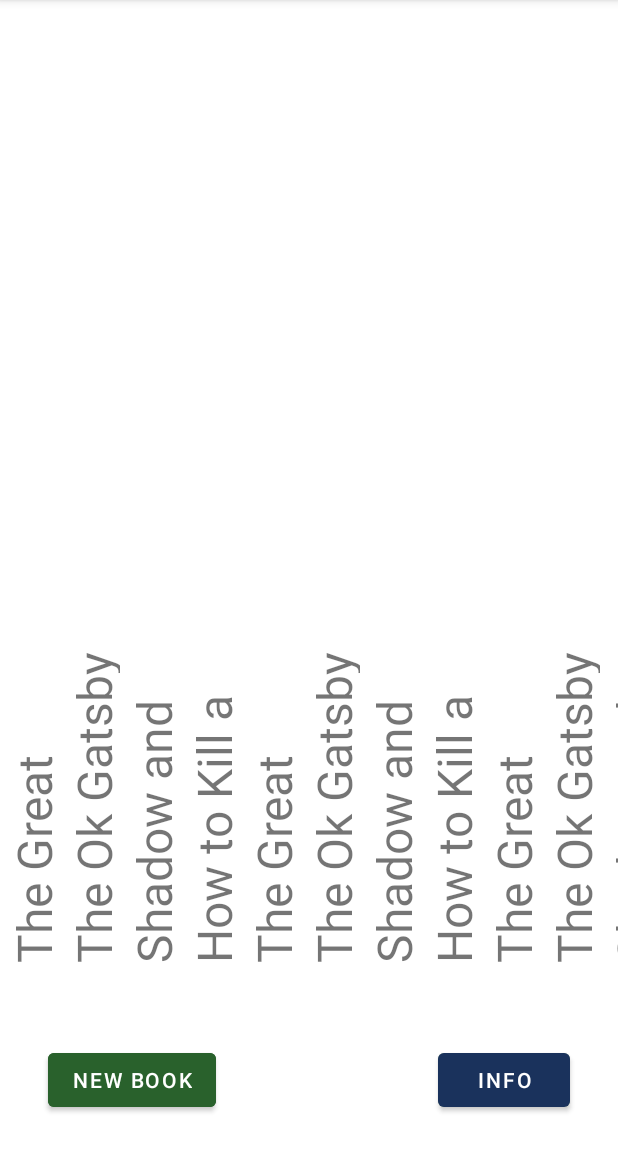
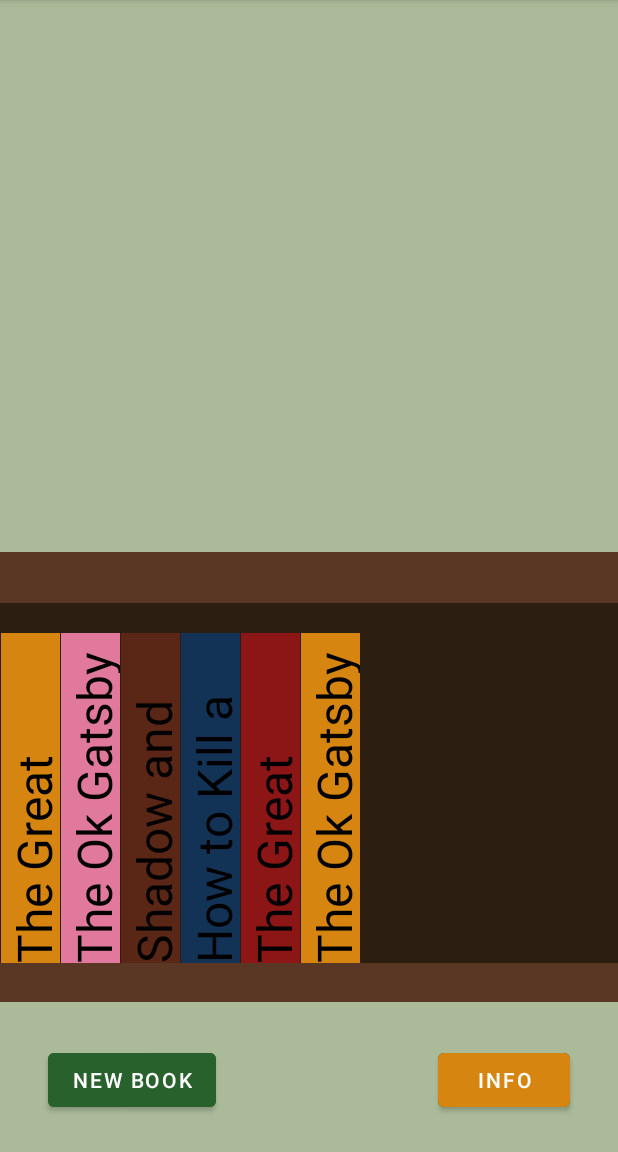
Before and after one commit to EmmaBelle13/Digital_Library, an Android app: the screen it shows after launch (MainActivity), after a tap on "INFO", on a phone screen of 412 x 824 dp, the part 84-1236 px from its top. Run offline under Robolectric (Android 15) with nearby library versions, the phone set to English and light mode, and no system bars; our stand-ins replace Firebase (no records; nobody signed in at launch, a user with empty details on screens opened directly); 1 statement that could not run was skipped; 1 other tap on this screen came first.

Commit message:
Fixed the colors

```diff
--- a/app/src/main/java/com/example/digitallibrary/Book.kt
+++ b/app/src/main/java/com/example/digitallibrary/Book.kt
@@ -1,4 +1,6 @@
 package com.example.digitallibrary
 
- data class Book (var title: String, var author: String, var color: String, var bookHeight: Int, var summary: String) {
+import android.graphics.Color
+
+data class Book(var title: String, var author: String, var color: Int, var bookHeight: Int, var summary: String) {
 }
--- a/app/src/main/java/com/example/digitallibrary/BookViewHolder.kt
+++ b/app/src/main/java/com/example/digitallibrary/BookViewHolder.kt
@@ -1,10 +1,13 @@
 package com.example.digitallibrary
 
 import android.annotation.SuppressLint
+import android.content.Context
+import androidx.core.content.ContextCompat
 import androidx.navigation.findNavController
 import androidx.recyclerview.widget.RecyclerView
 import com.example.digitallibrary.R.*
 import com.example.digitallibrary.databinding.SingleBookLayoutBinding
+import java.security.AccessController.getContext
 
 class BookViewHolder(val binding: SingleBookLayoutBinding) :
     RecyclerView.ViewHolder(binding.root) {
@@ -22,9 +25,9 @@
         fun bindBook(book: Book){
             currentBook = book
             binding.titleText.text = currentBook.title
-            binding.titleText.width = currentBook.bookHeight
-            //All colors turn to blue for some reason
-//            binding.titleText.setTextColor(R.color.black)
+            binding.titleText.setW = currentBook.bookHeight
+            var color = currentBook.color
+         binding.titleText.setBackgroundColor(ContextCompat.getColor(binding.titleText.context, color))
            //I need to be able to adjust this displayed information in some way the text works but it is the only one
         }
 }
--- a/app/src/main/java/com/example/digitallibrary/MainFragment.kt
+++ b/app/src/main/java/com/example/digitallibrary/MainFragment.kt
@@ -5,16 +5,13 @@
 import android.view.LayoutInflater
 import android.view.View
 import android.view.ViewGroup
-import android.widget.GridLayout
+import androidx.core.content.ContextCompat
 import androidx.fragment.app.activityViewModels
 import androidx.navigation.findNavController
-import androidx.recyclerview.widget.GridLayoutManager
-import androidx.recyclerview.widget.RecyclerView
 import com.example.digitallibrary.databinding.FragmentMainBinding
 import com.google.firebase.database.DatabaseReference
 import com.google.firebase.database.ktx.database
 import com.google.firebase.ktx.Firebase
-import java.lang.reflect.Array.get
 
 
 class MainFragment : Fragment() {
@@ -41,24 +38,14 @@
                 .navigate(R.id.action_mainFragment_to_bookInfoFragment)
         }
         binding.infoButton.setOnClickListener(){
-            binding.infoButton.setBackgroundColor(R.id.color_button_red)
+            binding.infoButton.setBackgroundColor(ContextCompat.getColor(binding.infoButton.context, R.color.gold))
         }
-        val books = listOf<Book>(Book("The Great Gatsby","Fitzgerald", "@color/light_green",230, "The story of Gatsby"),
-        Book("The Ok Gatsby","Fitz", "@color/green",200, "The story of another Gatsby"),
-         Book("Shadow and Bone","Fitz", "@color/green",200, "The story of another Gatsby"),
-         Book("How to Kill a Mockingbird","Fitz", "@color/green",200, "The story of another Gatsby"),
-        Book("The Great Gatsby","Fitzgerald", "@color/light_green",230, "The story of Gatsby"),
-        Book("The Ok Gatsby","Fitz", "@color/green",200, "The story of another Gatsby"),
-         Book("Shadow and Bone","Fitz", "@color/green",200, "The story of another Gatsby"),
-         Book("How to Kill a Mockingbird","Fitz", "@color/green",200, "The story of another Gatsby"),
-        Book("The Great Gatsby","Fitzgerald", "@color/light_green",230, "The story of Gatsby"),
-        Book("The Ok Gatsby","Fitz", "@color/green",200, "The story of another Gatsby"),
-         Book("Shadow and Bone","Fitz", "@color/green",200, "The story of another Gatsby"),
-         Book("How to Kill a Mockingbird","Fitz", "@color/green",200, "The story of another Gatsby"),
-        Book("The Great Gatsby","Fitzgerald", "@color/light_green",230, "The story of Gatsby"),
-        Book("The Ok Gatsby","Fitz", "@color/green",200, "The story of another Gatsby"),
-         Book("Shadow and Bone","Fitz", "@color/green",200, "The story of another Gatsby"),
-         Book("How to Kill a Mockingbird","Fitz", "@color/green",200, "The story of another Gatsby"))
+        val books = listOf<Book>(Book("The Great Gatsby","Fitzgerald", R.color.gold,230, "The story of Gatsby"),
+        Book("The Ok Gatsby","Fitz", R.color.pink,200, "The story of another Gatsby"),
+         Book("Shadow and Bone","Fitz", R.color.brown,200, "The story of another Gatsby"),
+         Book("How to Kill a Mockingbird","Fitz", R.color.blue,200, "The story of another Gatsby"),
+        Book("The Great Gatsby","Fitzgerald", R.color.red,230, "The story of Gatsby"),
+        Book("The Ok Gatsby","Fitz", R.color.gold,200, "The story of another Gatsby"))
 
         val myAdapter = BookAdapter(books)
         binding.recyclerView.adapter = myAdapter
--- a/app/src/main/res/layout/fragment_main.xml
+++ b/app/src/main/res/layout/fragment_main.xml
@@ -5,8 +5,9 @@
     android:layout_height="match_parent"
     xmlns:app="http://schemas.android.com/apk/res-auto"
     tools:context=".MainFragment"
+    android:background="@color/light_green"
    >
-<!-- android:background="@color/light_green"-->
+
 
     <Button
         android:id="@+id/add_books_button"
@@ -37,11 +38,12 @@
         android:layout_height="300dp"
         android:layout_marginBottom="100dp"
         android:text=""
+        android:background="@color/bookshelf_brown"
         app:layout_constraintBottom_toBottomOf="parent"
         app:layout_constraintEnd_toEndOf="parent"
         app:layout_constraintHorizontal_bias="0.0"
         app:layout_constraintStart_toStartOf="parent" />
-<!--          android:background="@color/bookshelf_brown"-->
+
 
 
     <androidx.recyclerview.widget.RecyclerView
@@ -57,7 +59,8 @@
         app:layout_constraintBottom_toBottomOf="@+id/bookshelf_wood"
         app:layout_constraintEnd_toEndOf="parent"
         app:layout_constraintStart_toStartOf="parent"
+           android:background="@color/shadow_brown"
         app:layout_constraintTop_toTopOf="@+id/bookshelf_wood" />
-    <!--        android:background="@color/shadow_brown"-->
+
 
 </androidx.constraintlayout.widget.ConstraintLayout>
--- a/app/src/main/res/layout/single_book_layout.xml
+++ b/app/src/main/res/layout/single_book_layout.xml
@@ -13,12 +13,13 @@
         android:layout_marginBottom="90dp"
         android:rotation="-90"
         android:text="Title"
+          android:background="@color/red"
+         android:textColor="@color/black"
         android:textSize="32sp"
         app:layout_constraintBottom_toBottomOf="parent"
         app:layout_constraintEnd_toEndOf="parent"
         app:layout_constraintStart_toStartOf="parent" />
-<!--            android:background="@color/red"-->
-<!--            android:textColor="@color/gold"-->
+
 
 
 </androidx.constraintlayout.widget.ConstraintLayout>
```
